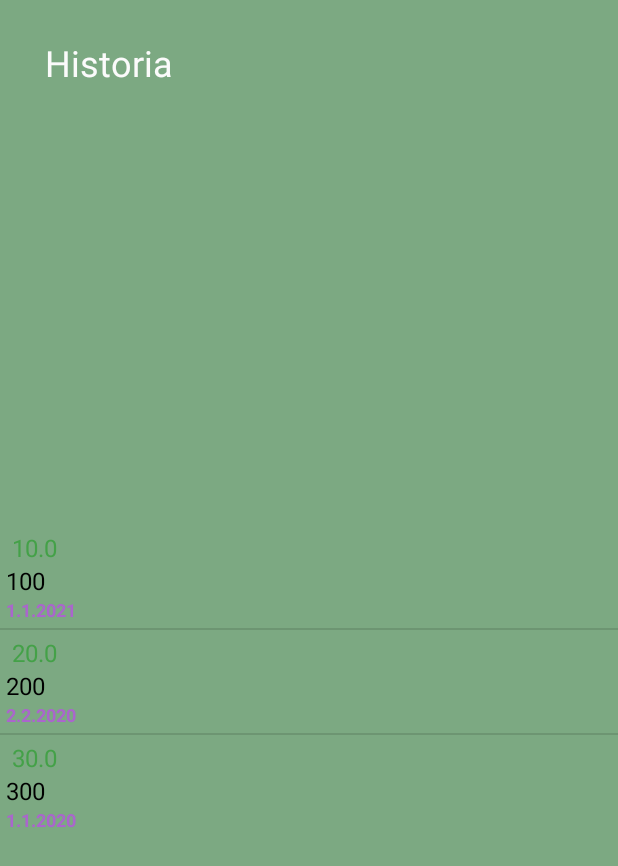
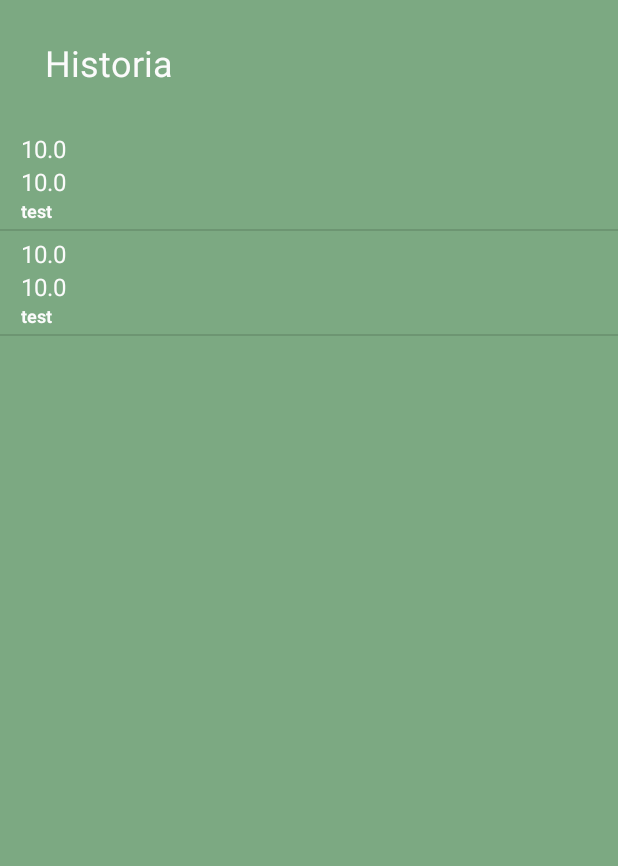
Before and after one commit to timonen/mobiilikurssi, an Android app: the History screen opened directly, with no data from a screen before it, on a phone screen of 412 x 824 dp. Shown: the top 866 px of the screen. Run offline under Robolectric (Android 15) with nearby library versions, the phone set to English and light mode, and no system bars.

Commit message:
added row generation

```diff
--- a/app/src/main/java/com/mobiilikurssi/History.kt
+++ b/app/src/main/java/com/mobiilikurssi/History.kt
@@ -11,46 +11,71 @@ import android.widget.ListView
 import android.widget.TextView
 import java.io.File
 
+/**
+ * History Class
+ * @author Roope Timonen
+ */
 class History : AppCompatActivity() {
     lateinit var listView: ListView
-    var arrayList: ArrayList<Template> = ArrayList()
     var adapter: MyAdapter? = null
+    private val io by lazy { IOwrap(this, "") }
 
     override fun onCreate(savedInstanceState: Bundle?) {
         super.onCreate(savedInstanceState)
         setContentView(R.layout.activity_history)
         listView = findViewById<ListView>(R.id.historyList)
 
-        arrayList.add(Template(10.0, 100, "1.1.2021"))
-        arrayList.add(Template(20.0, 200, "2.2.2020"))
-        arrayList.add(Template(30.0, 300, "1.1.2020"))
+        var f : File = io.open("test.txt")
 
-        adapter = MyAdapter(this, arrayList)
+        val list: MutableList<Template> = io.fromJsontest("""[{"km":10.0,"kcal":10.0,"date":"test"},{"km":10.0,"kcal":10.0,"date":"test"}]""")
+
+        adapter = MyAdapter(this, list)
         listView.adapter = adapter
 
     }
 }
 
-class MyAdapter(private val context: Context, private val arrayList: java.util.ArrayList<Template>) : BaseAdapter() {
+/**
+ * Custom adapter for creating rows
+ * @property context
+ * @property arrayList
+ */
+class MyAdapter(private val context: Context, private val arrayList: MutableList<Template>) : BaseAdapter() {
     private lateinit var km: TextView
     private lateinit var kcal: TextView
     private lateinit var date: TextView
-    override fun getCount(): Int {
-        return arrayList.size
-    }
-    override fun getItem(position: Int): Any {
-        return position
-    }
-    override fun getItemId(position: Int): Long {
-        return position.toLong()
-    }
+
+    /**
+     * @return arrayList size
+     */
+    override fun getCount(): Int = arrayList.size
+
+    /**
+     * @param position
+     * @return position
+     */
+    override fun getItem(position: Int): Any = position
+
+    /**
+     * @param position
+     * @return
+     */
+    override fun getItemId(position: Int): Long = position.toLong()
+
+    /**
+     * Fills row
+     * @param position
+     * @param convertView
+     * @param parent
+     * @return finished row
+     */
     override fun getView(position: Int, convertView: View?, parent: ViewGroup): View? {
         var convertView = convertView
         convertView = LayoutInflater.from(context).inflate(R.layout.row, parent, false)
         km = convertView.findViewById(R.id.row_template_km)
         kcal = convertView.findViewById(R.id.row_template_kcal)
         date = convertView.findViewById(R.id.row_template_date)
-        km.text = " " + arrayList[position].km
+        km.text = arrayList[position].km.toString()
         kcal.text = arrayList[position].kcal.toString()
         date.text = arrayList[position].date
         return convertView
--- a/app/src/main/java/com/mobiilikurssi/IOwrap.kt
+++ b/app/src/main/java/com/mobiilikurssi/IOwrap.kt
@@ -11,8 +11,14 @@ import kotlin.math.log
 import kotlinx.serialization.*
 import kotlinx.serialization.json.*
 
+/**
+ * Template for saving past trips
+ * @property km Float
+ * @property kcal Float
+ * @property date Date as String
+ */
 @Serializable
-data class Template(val km: Double, val kcal: Int, val date: String)
+data class Template(val km: Float, val kcal: Float, val date: String)
 
 /**
  * @author Roope Timonen
@@ -25,29 +31,49 @@ class IOwrap(ctx : Context, path : String) {
     private val dir = File(basePath, path)
 
     /**
-     * Test json to object conversion
+     * Convert JSON to Template
+     * @param json String
+     * @return Template
      */
-    fun fromJson() {
+    fun fromJson(json: String): Template {
         val format = Json { isLenient = true }
-        val data = format.decodeFromString<Template>("""
-        {
-            km   : 100,
-            kcal  : 5000
-            date : "2.5.2021"
-        }
-    """)
-
+        val data = format.decodeFromString<Template>(json)
         Log.d("IOwrap", "${data.km}")
-
+        return data
     }
 
     /**
-     * Test object to json conversion
+     * Convert Template to JSON
+     * @param input Template
+     * @return JSON String
      */
-    fun toJson(){
+    fun toJson(input: Template): String {
         val format = Json { isLenient = true }
-        val data = Template(10.0, 102, "10.2.2021")
+        val data = format.encodeToString(input)
         Log.d("IOwrap", "$data")
+        return data
+    }
+
+    fun fromJsontest(json: String): MutableList<Template> {
+        val format = Json { isLenient = true }
+        val data = format.decodeFromString<MutableList<Template>>(json)
+        Log.d("IOwrap", "$data")
+        return data
+    }
+
+
+    /**
+     * TODO finish this
+     *
+     * Saves passed values as JSON object in file
+     * @param km
+     * @param kcal
+     * @param date
+     */
+    fun save(km: Float, kcal: Float, date: String){
+        //var whole = read();
+        val tmp = toJson(Template(km,kcal,date));
+
     }
 
     /**
@@ -65,7 +91,7 @@ class IOwrap(ctx : Context, path : String) {
      * @param fileName Filename
      * @return Created file
      */
-    fun create(fileName : String): File {
+    fun open(fileName : String): File {
         dir.mkdirs()
         val file = File(dir, fileName)
         if(file.exists())
--- a/app/src/main/java/com/mobiilikurssi/MapsActivity.kt
+++ b/app/src/main/java/com/mobiilikurssi/MapsActivity.kt
@@ -20,7 +20,6 @@ import com.google.android.gms.maps.SupportMapFragment
 import com.google.android.gms.maps.model.LatLng
 import com.google.android.gms.maps.model.Polyline
 import com.google.android.gms.maps.model.PolylineOptions
-import java.io.File
 
 /**
  * TODO write docs
@@ -31,7 +30,6 @@ import java.io.File
 class MapsActivity : AppCompatActivity(), OnMapReadyCallback {
     private lateinit var mMap: GoogleMap
     private val tracker by lazy { LocationTracker(this) }
-    private val io by lazy { IOwrap(this, "") }
 
     private var lastLocation : Location? = null
     private var lines : MutableList <Polyline> = ArrayList()
@@ -48,9 +46,6 @@ class MapsActivity : AppCompatActivity(), OnMapReadyCallback {
         val mapFragment = supportFragmentManager
                 .findFragmentById(R.id.map) as SupportMapFragment
         mapFragment.getMapAsync(this)
-
-        var f : File = io.create("test.txt")
-
     }
 
     fun toggleStartButton() {
--- a/app/src/main/res/layout/activity_history.xml
+++ b/app/src/main/res/layout/activity_history.xml
@@ -4,7 +4,8 @@
     xmlns:tools="http://schemas.android.com/tools"
     android:layout_width="match_parent"
     android:layout_height="match_parent"
-    tools:context=".History">
+    tools:context=".History"
+    >
 
     <TextView
         android:id="@+id/activityTitle"
@@ -21,7 +22,7 @@
     <ListView
         android:id="@+id/historyList"
         android:layout_width="match_parent"
-        android:layout_height="wrap_content"
+        android:layout_height="0dp"
         android:layout_marginTop="26dp"
         app:layout_constraintBottom_toBottomOf="parent"
         app:layout_constraintEnd_toEndOf="parent"
--- a/app/src/main/res/layout/activity_maps.xml
+++ b/app/src/main/res/layout/activity_maps.xml
@@ -59,7 +59,8 @@ android:layout_height="match_parent">
         app:layout_constraintEnd_toEndOf="parent"
         app:layout_constraintHorizontal_bias="0.0"
         app:layout_constraintStart_toStartOf="parent"
-        app:layout_constraintTop_toBottomOf="@+id/button_start" />
+        app:layout_constraintTop_toBottomOf="@+id/button_start"
+        app:layout_constraintVertical_bias="1.0" />
 
     <Button
         android:id="@+id/button_history"
--- a/app/src/main/res/layout/row.xml
+++ b/app/src/main/res/layout/row.xml
@@ -9,21 +9,26 @@
         android:layout_width="wrap_content"
         android:layout_height="wrap_content"
         android:text="Kilometers"
-        android:textColor="@color/themegreen"
+        android:layout_marginLeft="10dp"
+        android:textColor="@color/themewhite"
         android:textSize="16sp" />
+
     <TextView
         android:id="@+id/row_template_kcal"
         android:layout_width="wrap_content"
         android:layout_height="wrap_content"
         android:text="Energy"
-        android:textColor="#000000"
+        android:layout_marginLeft="10dp"
+        android:textColor="@color/themewhite"
         android:textSize="16sp" />
+
     <TextView
         android:id="@+id/row_template_date"
         android:layout_width="wrap_content"
         android:layout_height="wrap_content"
         android:text="Date"
-        android:textColor="@android:color/holo_purple"
+        android:layout_marginLeft="10dp"
+        android:textColor="@color/themewhite"
         android:textSize="12sp"
         android:textStyle="bold" />
 </LinearLayout>
```
